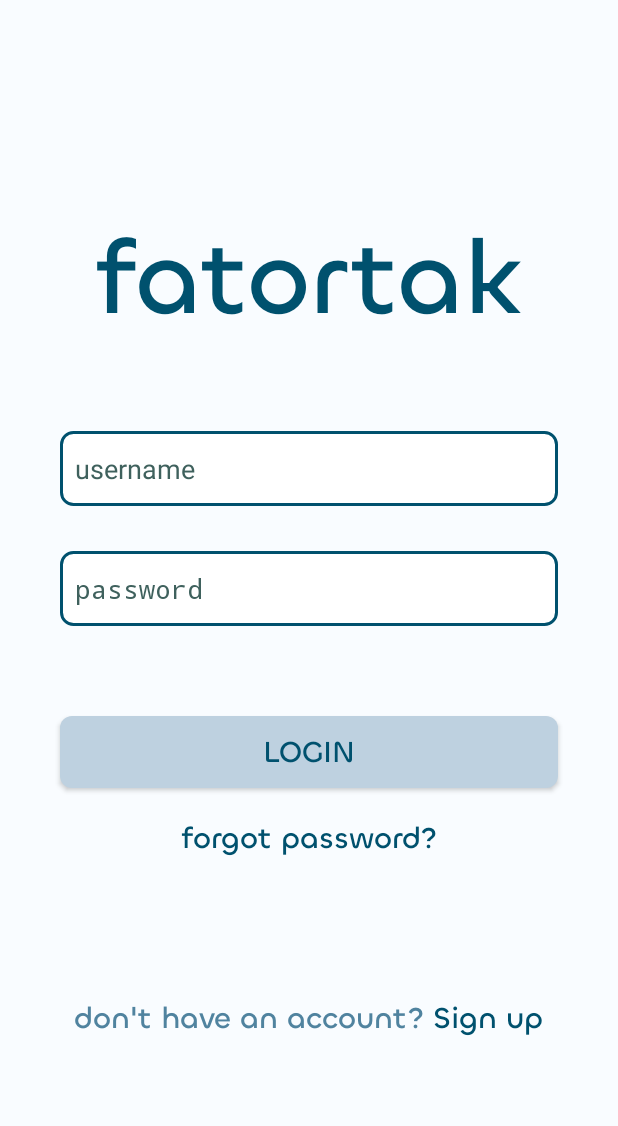
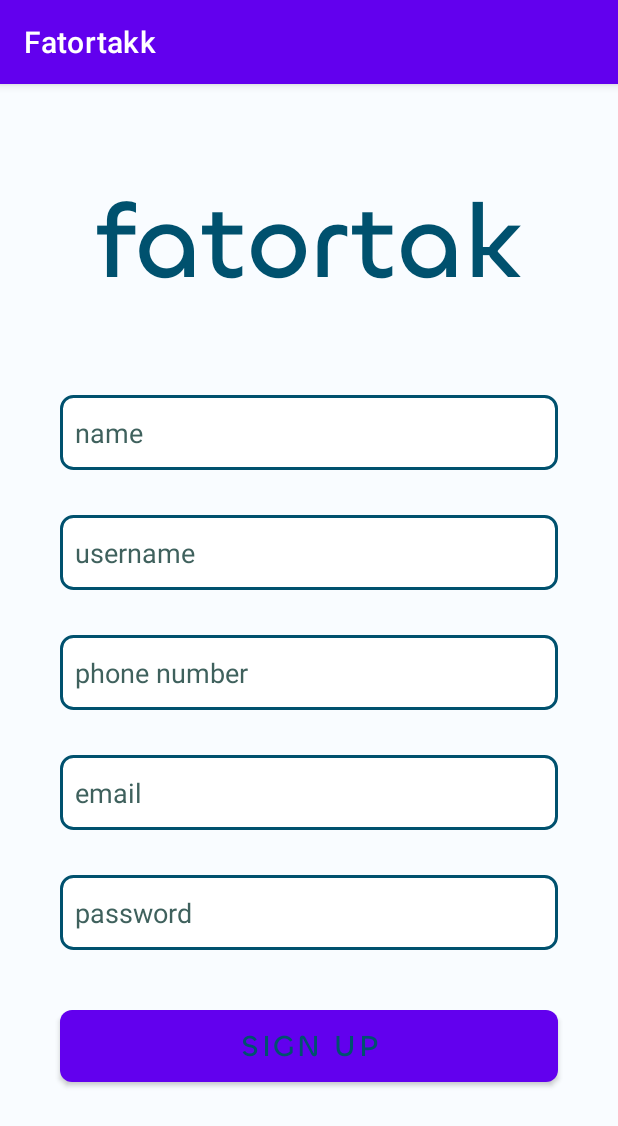
Before and after one commit to mfaraggg/Fatortakk, an Android app: the screen it shows after launch (MainActivity before the commit, Signup after it), after a tap on "Sign up", on a phone screen of 412 x 824 dp. Shown: the top 1126 px of the screen. Run offline under Robolectric (Android 15) with nearby library versions, the phone set to English and light mode, and no system bars.

Commit message:
Sign up activity added QR image view/bitmap adjusted

```diff
--- a/app/src/main/AndroidManifest.xml
+++ b/app/src/main/AndroidManifest.xml
@@ -12,6 +12,9 @@
         android:supportsRtl="true"
         android:theme="@style/Theme.Fatortakk"
         tools:targetApi="31">
+        <activity
+            android:name=".Signup"
+            android:exported="false" />
         <activity
             android:name=".MainActivity3"
             android:exported="false">
--- a/app/src/main/java/com/example/fatortakk/MainActivity.java
+++ b/app/src/main/java/com/example/fatortakk/MainActivity.java
@@ -61,5 +61,7 @@ public class MainActivity extends Activity {
     }
     public void signupClicked(View view) {
         Toast.makeText(getApplicationContext(), "Signing up...",Toast.LENGTH_SHORT).show();
+        Intent intent = new Intent(MainActivity.this, Signup.class);
+        startActivity(intent);
     }
 }
--- a/app/src/main/java/com/example/fatortakk/MainActivity2.java
+++ b/app/src/main/java/com/example/fatortakk/MainActivity2.java
@@ -8,6 +8,7 @@ import android.os.Bundle;
 import android.widget.Button;
 import android.view.View;
 import android.widget.ImageButton;
+import android.widget.ImageView;
 
 public class MainActivity2 extends AppCompatActivity {
 
@@ -15,7 +16,6 @@ public class MainActivity2 extends AppCompatActivity {
     protected void onCreate(Bundle savedInstanceState) {
         super.onCreate(savedInstanceState);
         setContentView(R.layout.activity_main2);
-
         ImageButton AllReceipts, Insights, MyAccount;
         ImageButton PersonalQR;
         PersonalQR = (ImageButton) findViewById(R.id.button2);
@@ -30,4 +30,8 @@ public class MainActivity2 extends AppCompatActivity {
         });
 
     }
+    @Override
+    public void onBackPressed() {
+        moveTaskToBack(true);
+    }
 }
--- a/app/src/main/java/com/example/fatortakk/MainActivity3.java
+++ b/app/src/main/java/com/example/fatortakk/MainActivity3.java
@@ -2,6 +2,7 @@ package com.example.fatortakk;
 
         import android.graphics.Bitmap;
         import android.os.Bundle;
+        import android.widget.Button;
         import android.widget.ImageView;
 
         import androidx.appcompat.app.AppCompatActivity;
@@ -12,8 +13,6 @@ package com.example.fatortakk;
         import com.google.zxing.common.BitMatrix;
 
 public class MainActivity3 extends AppCompatActivity {
-
-
     @Override
     protected void onCreate(Bundle savedInstanceState) {
         super.onCreate(savedInstanceState);
@@ -31,7 +30,7 @@ public class MainActivity3 extends AppCompatActivity {
 
     private Bitmap createQRCode(String userId) throws WriterException {
         MultiFormatWriter multiFormatWriter = new MultiFormatWriter();
-        BitMatrix bitMatrix = multiFormatWriter.encode(userId, BarcodeFormat.QR_CODE, 2000, 2000);
+        BitMatrix bitMatrix = multiFormatWriter.encode(userId, BarcodeFormat.QR_CODE, 200, 200);
         int width = bitMatrix.getWidth();
         int height = bitMatrix.getHeight();
         int[] pixels = new int[width * height];
--- /dev/null
+++ b/app/src/main/java/com/example/fatortakk/Signup.java
@@ -0,0 +1,45 @@
+package com.example.fatortakk;
+
+import androidx.appcompat.app.AppCompatActivity;
+
+import android.content.Intent;
+import android.os.Bundle;
+import android.view.View;
+import android.widget.Button;
+import android.widget.EditText;
+import android.widget.Toast;
+
+public class Signup extends AppCompatActivity {
+
+    @Override
+    protected void onCreate(Bundle savedInstanceState) {
+        super.onCreate(savedInstanceState);
+        setContentView(R.layout.activity_signup);
+
+        Button signupButton;
+        signupButton = (Button) findViewById(R.id.signupButton);
+
+        signupButton.setOnClickListener(new View.OnClickListener() {
+            @Override
+            public void onClick(View v)
+            {
+                String username, password, email, phone, name;
+                username = ((EditText) findViewById(R.id.editTextUsername)).getText().toString();
+                password = ((EditText) findViewById(R.id.editTextPassword)).getText().toString();
+                email = ((EditText) findViewById(R.id.editTextEmail)).getText().toString();
+                phone = ((EditText) findViewById(R.id.editTextPhone)).getText().toString();
+                name = ((EditText) findViewById(R.id.editTextName)).getText().toString();
+
+                if (username.isEmpty() || password.isEmpty() || email.isEmpty() || phone.isEmpty() || name.isEmpty()) {
+                    Toast toast = Toast.makeText(Signup.this, "All fields are required", Toast.LENGTH_SHORT);
+                    toast.show();
+                }
+                else{
+                    Intent intent = new Intent(Signup.this, MainActivity2.class);
+                    startActivity(intent);
+                }
+            }
+        });
+
+    }
+}
--- a/app/src/main/res/layout/activity_main3.xml
+++ b/app/src/main/res/layout/activity_main3.xml
@@ -9,8 +9,8 @@
 
     <ImageView
         android:id="@+id/qr_code_image_view"
-        android:layout_width="wrap_content"
-        android:layout_height="wrap_content"
+        android:layout_width="500dp"
+        android:layout_height="500dp"
         android:layout_gravity="center" />
 
 </LinearLayout>
--- /dev/null
+++ b/app/src/main/res/layout/activity_signup.xml
@@ -0,0 +1,121 @@
+<?xml version="1.0" encoding="utf-8"?>
+<RelativeLayout xmlns:android="http://schemas.android.com/apk/res/android"
+    xmlns:app="http://schemas.android.com/apk/res-auto"
+    xmlns:tools="http://schemas.android.com/tools"
+    android:layout_width="match_parent"
+    android:layout_height="match_parent"
+    android:background="#f9fcff"
+    tools:context=".Signup">
+
+    <TextView
+        android:id="@+id/fatortakTV"
+        android:layout_width="wrap_content"
+        android:layout_height="wrap_content"
+        android:layout_centerHorizontal="true"
+        android:layout_marginTop="60dp"
+        android:fontFamily="@font/chillax"
+        android:text="fatortak"
+        android:textColor="#00516e"
+        android:textSize="70sp" />
+
+    <EditText
+        android:id="@+id/editTextName"
+        android:layout_width="wrap_content"
+        android:layout_height="50dp"
+        android:layout_below="@+id/fatortakTV"
+        android:layout_alignParentStart="true"
+        android:layout_alignParentLeft="true"
+        android:layout_alignParentEnd="true"
+        android:layout_alignParentRight="true"
+        android:layout_marginStart="40dp"
+        android:layout_marginTop="55dp"
+        android:layout_marginEnd="40dp"
+        android:layout_marginBottom="30dp"
+        android:background="@drawable/box_edit_text"
+        android:focusable="true"
+        android:hint="name"
+        android:paddingLeft="10dp"
+        android:textColorHighlight="#ff7eff15"
+        android:textColorHint="#3F615D" />
+
+    <EditText
+        android:id="@+id/editTextUsername"
+        android:layout_width="wrap_content"
+        android:layout_height="50dp"
+        android:layout_below="@+id/editTextName"
+        android:layout_alignEnd="@+id/editTextName"
+        android:layout_alignRight="@+id/editTextName"
+        android:layout_alignParentStart="true"
+        android:layout_alignParentLeft="true"
+        android:layout_marginStart="40dp"
+        android:layout_marginBottom="30dp"
+        android:background="@drawable/box_edit_text"
+        android:hint="username"
+        android:inputType="textPassword"
+        android:paddingLeft="10dp"
+        android:textColorHint="#3F615D" />
+
+    <EditText
+        android:id="@+id/editTextPhone"
+        android:layout_width="wrap_content"
+        android:layout_height="50dp"
+        android:layout_below="@+id/editTextUsername"
+        android:layout_alignEnd="@+id/editTextUsername"
+        android:layout_alignRight="@+id/editTextUsername"
+        android:layout_alignParentStart="true"
+        android:layout_alignParentLeft="true"
+        android:layout_marginStart="40dp"
+        android:layout_marginBottom="30dp"
+        android:background="@drawable/box_edit_text"
+        android:hint="phone number"
+        android:paddingLeft="10dp"
+        android:textColorHint="#3F615D" />
+
+    <EditText
+        android:id="@+id/editTextEmail"
+        android:layout_width="wrap_content"
+        android:layout_height="50dp"
+        android:layout_below="@+id/editTextPhone"
+        android:layout_alignEnd="@+id/editTextPhone"
+        android:layout_alignRight="@+id/editTextPhone"
+        android:layout_alignParentStart="true"
+        android:layout_alignParentLeft="true"
+        android:layout_marginStart="40dp"
+        android:layout_marginBottom="30dp"
+        android:background="@drawable/box_edit_text"
+        android:hint="email"
+        android:paddingLeft="10dp"
+        android:textColorHint="#3F615D" />
+
+    <EditText
+        android:id="@+id/editTextPassword"
+        android:layout_width="wrap_content"
+        android:layout_height="50dp"
+        android:layout_below="@+id/editTextEmail"
+        android:layout_alignEnd="@+id/editTextEmail"
+        android:layout_alignRight="@+id/editTextEmail"
+        android:layout_alignParentStart="true"
+        android:layout_alignParentLeft="true"
+        android:layout_marginStart="40dp"
+        android:layout_marginBottom="40dp"
+        android:background="@drawable/box_edit_text"
+        android:hint="password"
+        android:inputType="textPassword"
+        android:paddingLeft="10dp"
+        android:textColorHint="#3F615D" />
+
+    <Button
+        android:id="@+id/signupButton"
+        android:background="@drawable/roundedbutton"
+        android:layout_width="match_parent"
+        android:layout_height="wrap_content"
+        android:layout_below="@+id/editTextPassword"
+        android:layout_marginStart="40dp"
+        android:layout_marginEnd="40dp"
+        android:text="Sign up"
+        android:textColor="#00516e"
+        android:textSize="20sp"
+        android:fontFamily="@font/chillax"
+        app:cornerRadius="20dp" />
+
+</RelativeLayout>
```
